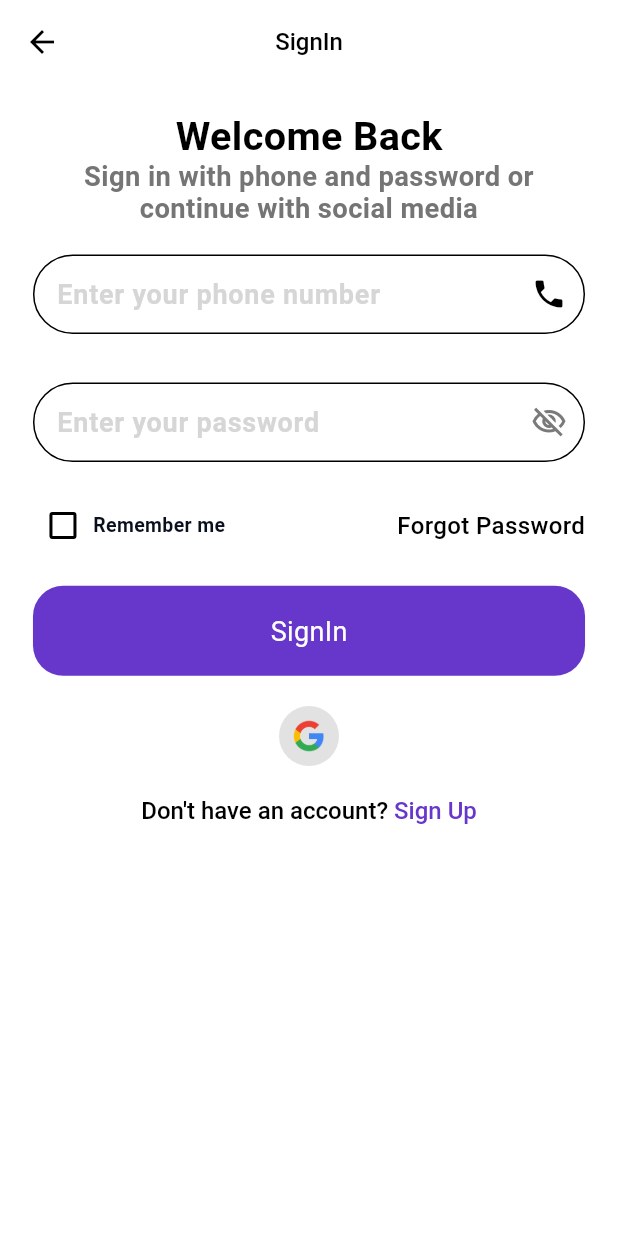
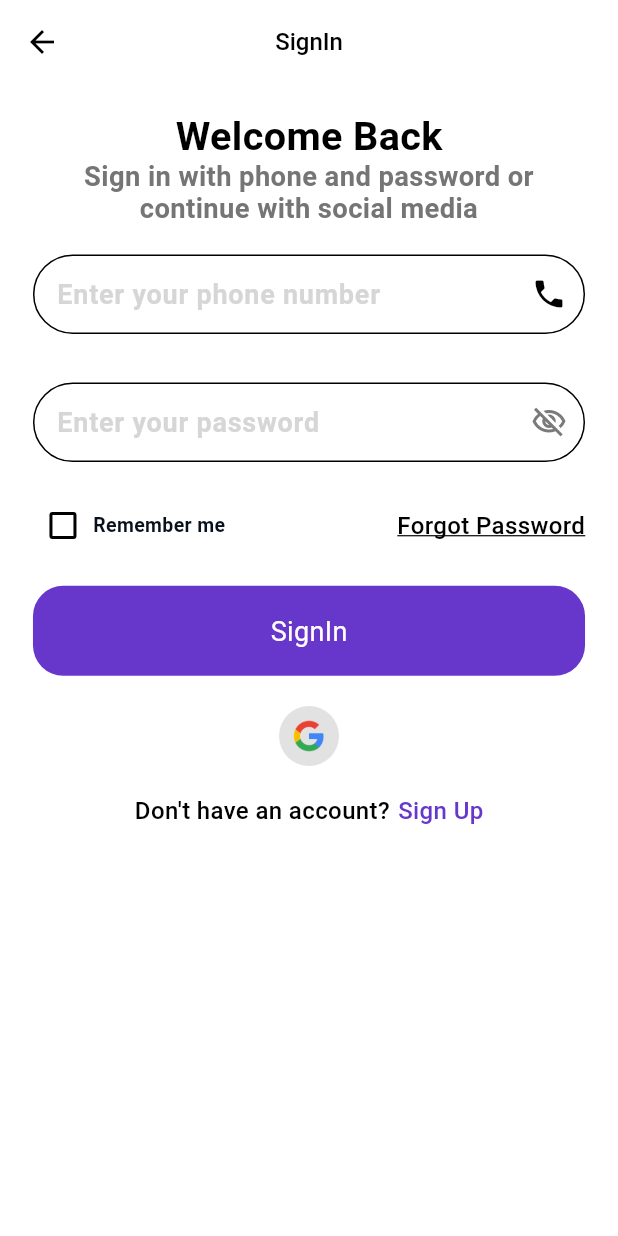
Before and after one commit to yossefJoe/bud, a Flutter app: the LoginScreen screen opened by its route, on a phone screen of 412 x 824 dp. Run offline on Flutter 3.47's test engine with Material 3 defaults, Android fonts, the phone set to English and light mode, and no system bars; our stand-ins replace cached_network_image, dropdown_button2, easy_localization, flutter_bloc, flutter_screenutil, flutter_spinkit and 12 more; missing offline and left inert: animation_wrappers, country_list_pick; accounts and stored records are empty; key blocks and very long unbroken strings in the code were emptied for the run.

```diff
--- a/lib/core/routing/route_generator.dart
+++ b/lib/core/routing/route_generator.dart
@@ -1,5 +1,6 @@
 import 'package:bud/core/routing/platform_page_route.dart';
 import 'package:bud/core/routing/undefined_route_screen.dart';
+import 'package:bud/src/Auth/Presentation/Forgot_password_Screen.dart';
 import 'package:bud/src/Auth/Presentation/Login_Screen.dart';
 import 'package:flutter/cupertino.dart';
 import '../../src/on_boarding/presentation/onboarding_screen.dart';
@@ -13,6 +14,8 @@ class RouteGenerator {
         return platformPageRoute(OnBoardingScreen());
       case Routes.loginscreen:
         return platformPageRoute(LoginScreen());
+      case Routes.forgotpassword:
+        return platformPageRoute(ForgotPasswordScreen());
 
       default:
         return platformPageRoute(const UndefinedRouteScreen());
--- a/lib/core/routing/routes.dart
+++ b/lib/core/routing/routes.dart
@@ -1,4 +1,5 @@
 class Routes {
   static const String onBoardingScreen = "/onBoardingScreen";
   static const String loginscreen = "/loginscreen";
+  static const String forgotpassword = "/forgotpassword";
 }
--- a/lib/core/widgets/buttons/label_button.dart
+++ b/lib/core/widgets/buttons/label_button.dart
@@ -1,4 +1,3 @@
-
 import 'package:flutter/cupertino.dart';
 
 class LabelButton extends StatelessWidget {
@@ -23,10 +22,7 @@ class LabelButton extends StatelessWidget {
   Widget build(BuildContext context) {
     return GestureDetector(
       onTap: onTap,
-      child: Text(
-        title,
-        style: style
-      ),
+      child: Text(title, style: style),
     );
   }
 }
--- a/lib/src/Auth/Presentation/Login_Screen.dart
+++ b/lib/src/Auth/Presentation/Login_Screen.dart
@@ -2,8 +2,10 @@ import 'package:bud/core/helper/extensions.dart';
 import 'package:bud/core/resources/colors/color.dart';
 import 'package:bud/core/resources/images/app_icons.dart';
 import 'package:bud/core/resources/styles/styles.dart';
+import 'package:bud/core/routing/routes.dart';
 import 'package:bud/core/widgets/buttons/app_circular_icon_button.dart';
 import 'package:bud/core/widgets/buttons/custom_button.dart';
+import 'package:bud/core/widgets/buttons/label_button.dart';
 import 'package:bud/core/widgets/checkbox/custom_checkbox.dart';
 import 'package:bud/core/widgets/scaffold/common_appbar.dart';
 import 'package:bud/core/widgets/text-field/custom_text_field.dart';
@@ -22,7 +24,7 @@ class LoginScreen extends StatefulWidget {
 }
 
 class _LoginScreenState extends State<LoginScreen> {
-  GlobalKey<FormFieldState> from_global_key = GlobalKey<FormFieldState>();
+  GlobalKey<FormState> fromglobalkey = GlobalKey<FormState>();
   TextStyle hintstyle =
       TextStyles.font18CustomGray600Weight.copyWith(color: Colors.grey[350]);
   @override
@@ -37,7 +39,7 @@ class _LoginScreenState extends State<LoginScreen> {
           child: Padding(
             padding: 20.paddingHorizontal + 20.paddingVert,
             child: Form(
-              key: from_global_key,
+              key: fromglobalkey,
               child: Column(
                 children: [
                   PrimaryBoldText(
@@ -76,8 +78,15 @@ class _LoginScreenState extends State<LoginScreen> {
                       CustomCheckbox(
                         title: LocaleKeys.rememberme.tr(),
                       ),
-                      PrimaryRegularText(
-                        label: LocaleKeys.forgotpassword.tr(),
+                      GestureDetector(
+                        onTap: () {
+                          context.pushNamed(Routes.forgotpassword);
+                        },
+                        child: PrimaryRegularText(
+                          labelStyle: TextStyles.font16Black500Weight
+                              .copyWith(decoration: TextDecoration.underline),
+                          label: LocaleKeys.forgotpassword.tr(),
+                        ),
                       )
                     ],
                   ),
@@ -86,7 +95,13 @@ class _LoginScreenState extends State<LoginScreen> {
                       borderRadius: 20.h,
                       buttonText: LocaleKeys.signin.tr(),
                       buttonColor: primaryColor,
-                      buttonFunc: () {},
+                      buttonFunc: () {
+                        if (fromglobalkey.currentState!.validate()) {
+                          print('valid');
+                        } else {
+                          print('not valid');
+                        }
+                      },
                       buttonWidth: 400.w,
                       buttonTextColor: whiteColor),
                   10.height,
@@ -95,16 +110,21 @@ class _LoginScreenState extends State<LoginScreen> {
                     backgroundColor: grayScaleColor,
                   ),
                   20.height,
-                  RichText(
-                      text: TextSpan(
-                          style: TextStyles.font16Black500Weight,
-                          children: [
-                        TextSpan(text: LocaleKeys.donthavaeanaccount.tr()),
-                        TextSpan(text: ' '),
-                        TextSpan(
-                            style: TextStyle(color: primaryColor),
-                            text: LocaleKeys.signup.tr())
-                      ]))
+                  Row(
+                    mainAxisAlignment: MainAxisAlignment.center,
+                    children: [
+                      PrimaryRegularText(
+                        label: LocaleKeys.donthavaeanaccount.tr(),
+                      ),
+                      5.width,
+                      LabelButton(
+                        onTap: () {},
+                        style: TextStyles.font16Black500Weight
+                            .copyWith(color: primaryColor),
+                        title: LocaleKeys.signup.tr(),
+                      )
+                    ],
+                  ),
                 ],
               ),
             ),
--- a/lib/src/on_boarding/presentation/onboarding_screen.dart
+++ b/lib/src/on_boarding/presentation/onboarding_screen.dart
@@ -2,6 +2,7 @@ import 'dart:async';
 
 import 'package:bud/core/helper/extensions.dart';
 import 'package:bud/core/resources/colors/color.dart';
+import 'package:bud/core/routing/routes.dart';
 import 'package:bud/core/widgets/texts/hint_texts.dart';
 import 'package:easy_localization/easy_localization.dart' as tr;
 import 'package:flutter/cupertino.dart';
@@ -95,7 +96,10 @@ class OnBoardingScreen extends StatelessWidget {
                             if (controller?.hasClients ?? false) {
                               if (currentPage ==
                                   BackgroundImages.data(context).length - 1) {
-                                // pushNamedAndRemoveUntil(Routes.loginPage);
+                                context.pushNamedAndRemoveUntil(
+                                  Routes.loginscreen,
+                                  predicate: (route) => false,
+                                );
                                 HelperMethods.setFirstTime();
                               } else {
                                 controller?.animateToPage(
```
Also changed, not shown: assets/translation/ar.json (+8 -0 lines), assets/translation/en.json (+7 -2 lines), lib/src/Auth/Presentation/Forgot_password_Screen.dart (added, +78 -0 lines), lib/generated/locale_keys.g.dart.
